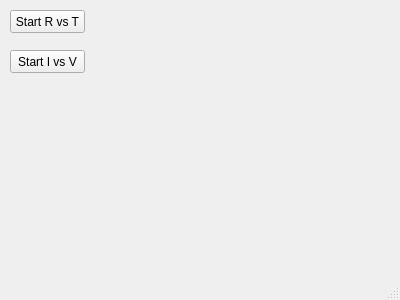
Before: the Qt Designer form mainwindow.ui in Qt-Widgets/conductivity, drawn with Qt 5.
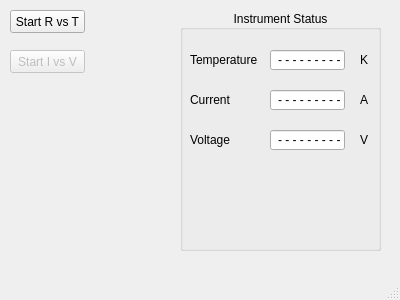
After: the same form once the commit is applied.

What changed in the file:
```diff
--- a/mainwindow.ui
+++ b/mainwindow.ui
@@ -28,6 +28,9 @@
     </property>
    </widget>
    <widget class="QPushButton" name="startIvsVButton">
+    <property name="enabled">
+     <bool>false</bool>
+    </property>
     <property name="geometry">
      <rect>
       <x>10</x>
@@ -40,6 +43,157 @@
      <string>Start I vs V</string>
     </property>
    </widget>
+   <widget class="QGroupBox" name="statusGroupBox">
+    <property name="geometry">
+     <rect>
+      <x>180</x>
+      <y>10</y>
+      <width>201</width>
+      <height>241</height>
+     </rect>
+    </property>
+    <property name="title">
+     <string>Instrument Status</string>
+    </property>
+    <property name="alignment">
+     <set>Qt::AlignCenter</set>
+    </property>
+    <widget class="QLabel" name="labelTemperature">
+     <property name="geometry">
+      <rect>
+       <x>10</x>
+       <y>40</y>
+       <width>75</width>
+       <height>20</height>
+      </rect>
+     </property>
+     <property name="text">
+      <string>Temperature</string>
+     </property>
+    </widget>
+    <widget class="QLineEdit" name="temperatureEdit">
+     <property name="geometry">
+      <rect>
+       <x>90</x>
+       <y>40</y>
+       <width>75</width>
+       <height>20</height>
+      </rect>
+     </property>
+     <property name="text">
+      <string>- - - - - - - - -</string>
+     </property>
+     <property name="alignment">
+      <set>Qt::AlignRight|Qt::AlignTrailing|Qt::AlignVCenter</set>
+     </property>
+     <property name="readOnly">
+      <bool>true</bool>
+     </property>
+    </widget>
+    <widget class="QLabel" name="labelK">
+     <property name="geometry">
+      <rect>
+       <x>180</x>
+       <y>40</y>
+       <width>21</width>
+       <height>20</height>
+      </rect>
+     </property>
+     <property name="text">
+      <string>K</string>
+     </property>
+    </widget>
+    <widget class="QLineEdit" name="currentEdit">
+     <property name="geometry">
+      <rect>
+       <x>90</x>
+       <y>80</y>
+       <width>75</width>
+       <height>20</height>
+      </rect>
+     </property>
+     <property name="text">
+      <string>- - - - - - - - -</string>
+     </property>
+     <property name="alignment">
+      <set>Qt::AlignRight|Qt::AlignTrailing|Qt::AlignVCenter</set>
+     </property>
+     <property name="readOnly">
+      <bool>true</bool>
+     </property>
+    </widget>
+    <widget class="QLabel" name="labelA">
+     <property name="geometry">
+      <rect>
+       <x>180</x>
+       <y>80</y>
+       <width>21</width>
+       <height>20</height>
+      </rect>
+     </property>
+     <property name="text">
+      <string>A</string>
+     </property>
+    </widget>
+    <widget class="QLabel" name="labelCurrent">
+     <property name="geometry">
+      <rect>
+       <x>10</x>
+       <y>80</y>
+       <width>75</width>
+       <height>20</height>
+      </rect>
+     </property>
+     <property name="text">
+      <string>Current</string>
+     </property>
+    </widget>
+    <widget class="QLineEdit" name="voltageEdit">
+     <property name="geometry">
+      <rect>
+       <x>90</x>
+       <y>120</y>
+       <width>75</width>
+       <height>20</height>
+      </rect>
+     </property>
+     <property name="text">
+      <string>- - - - - - - - -</string>
+     </property>
+     <property name="alignment">
+      <set>Qt::AlignRight|Qt::AlignTrailing|Qt::AlignVCenter</set>
+     </property>
+     <property name="readOnly">
+      <bool>true</bool>
+     </property>
+    </widget>
+    <widget class="QLabel" name="labelV">
+     <property name="geometry">
+      <rect>
+       <x>180</x>
+       <y>120</y>
+       <width>21</width>
+       <height>20</height>
+      </rect>
+     </property>
+     <property name="text">
+      <string>V</string>
+     </property>
+    </widget>
+    <widget class="QLabel" name="labeVoltage">
+     <property name="geometry">
+      <rect>
+       <x>10</x>
+       <y>120</y>
+       <width>75</width>
+       <height>20</height>
+      </rect>
+     </property>
+     <property name="text">
+      <string>Voltage</string>
+     </property>
+    </widget>
+   </widget>
   </widget>
   <widget class="QStatusBar" name="statusBar"/>
  </widget>
```
